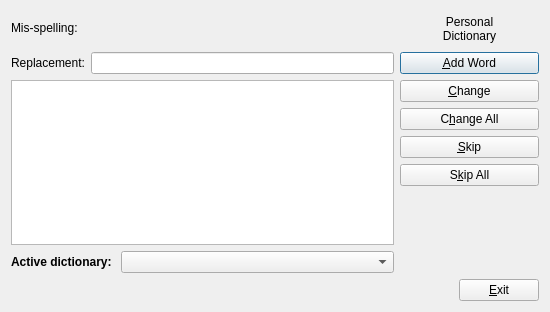
Old version of the form scribus/plugins/tools/spellcheck/aspellpluginbase.ui in the repository scribusproject/scribus.
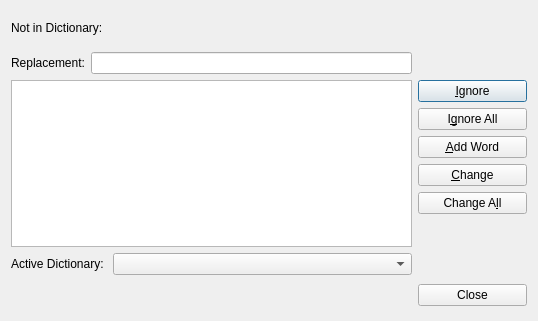
New version of the form.

Commit message: #7303: Add tooltips to spell checker dialog, and rename buttons to be more like OpenOffice.org for consistency. Rearrange layouts for more consistent look.

What changed in the file:
```diff
--- a/scribus/plugins/tools/spellcheck/aspellpluginbase.ui
+++ b/scribus/plugins/tools/spellcheck/aspellpluginbase.ui
@@ -5,21 +5,17 @@
    <rect>
     <x>0</x>
     <y>0</y>
-    <width>550</width>
-    <height>312</height>
+    <width>538</width>
+    <height>321</height>
    </rect>
   </property>
   <property name="windowTitle" >
    <string>Spell Check</string>
   </property>
-  <layout class="QVBoxLayout" >
-   <item>
-    <layout class="QHBoxLayout" >
-     <item>
-      <layout class="QVBoxLayout" >
-       <item>
-        <layout class="QGridLayout" >
+  <layout class="QGridLayout" name="gridLayout" >
          <item row="0" column="0" >
+    <layout class="QHBoxLayout" name="horizontalLayout" >
+     <item>
           <widget class="QLabel" name="ftextLabel1" >
            <property name="sizePolicy" >
             <sizepolicy vsizetype="Fixed" hsizetype="Minimum" >
@@ -46,11 +42,11 @@
             </font>
            </property>
            <property name="text" >
-            <string>Mis-spelling:</string>
+        <string>Not in Dictionary:</string>
            </property>
           </widget>
          </item>
-         <item row="0" column="1" colspan="2" >
+     <item>
           <widget class="QLabel" name="fmisSpelling" >
            <property name="sizePolicy" >
             <sizepolicy vsizetype="Fixed" hsizetype="Expanding" >
@@ -75,7 +71,27 @@
            </property>
           </widget>
          </item>
-         <item row="1" column="0" colspan="2" >
+    </layout>
+   </item>
+   <item row="0" column="1" >
+    <spacer name="horizontalSpacer" >
+     <property name="orientation" >
+      <enum>Qt::Horizontal</enum>
+     </property>
+     <property name="sizeType" >
+      <enum>QSizePolicy::Minimum</enum>
+     </property>
+     <property name="sizeHint" stdset="0" >
+      <size>
+       <width>109</width>
+       <height>17</height>
+      </size>
+     </property>
+    </spacer>
+   </item>
+   <item row="1" column="0" >
+    <layout class="QHBoxLayout" name="horizontalLayout_2" >
+     <item>
           <widget class="QLabel" name="ftextLabel2" >
            <property name="sizePolicy" >
             <sizepolicy vsizetype="Fixed" hsizetype="Minimum" >
@@ -100,11 +116,33 @@
            </property>
           </widget>
          </item>
-         <item row="1" column="2" >
-          <widget class="QLineEdit" name="fcurrWord" />
+     <item>
+      <widget class="QLineEdit" name="fcurrWord" >
+       <property name="toolTip" >
+        <string>Replacement text for the current word that was not found in the dictionary</string>
+       </property>
+      </widget>
          </item>
         </layout>
        </item>
+   <item row="1" column="1" >
+    <spacer name="horizontalSpacer_2" >
+     <property name="orientation" >
+      <enum>Qt::Horizontal</enum>
+     </property>
+     <property name="sizeType" >
+      <enum>QSizePolicy::Minimum</enum>
+     </property>
+     <property name="sizeHint" stdset="0" >
+      <size>
+       <width>109</width>
+       <height>20</height>
+      </size>
+     </property>
+    </spacer>
+   </item>
+   <item row="2" column="0" >
+    <layout class="QVBoxLayout" name="verticalLayout_2" >
        <item>
         <widget class="QListWidget" name="flistReplacements" />
        </item>
@@ -132,12 +170,12 @@
            </property>
            <property name="font" >
             <font>
-             <weight>75</weight>
-             <bold>true</bold>
+           <weight>50</weight>
+           <bold>false</bold>
             </font>
            </property>
            <property name="text" >
-            <string>Active dictionary: </string>
+          <string>Active Dictionary: </string>
            </property>
           </widget>
          </item>
@@ -155,36 +193,55 @@
        </item>
       </layout>
      </item>
+   <item row="2" column="1" >
+    <layout class="QVBoxLayout" name="verticalLayout" >
      <item>
-      <layout class="QVBoxLayout" >
-       <item>
-        <layout class="QVBoxLayout" >
-         <item>
-          <widget class="QLabel" name="ftextLabel3" >
+      <widget class="QPushButton" name="fskipBtn" >
            <property name="sizePolicy" >
-            <sizepolicy vsizetype="Fixed" hsizetype="Fixed" >
+        <sizepolicy vsizetype="Fixed" hsizetype="Minimum" >
              <horstretch>0</horstretch>
              <verstretch>0</verstretch>
             </sizepolicy>
            </property>
            <property name="minimumSize" >
             <size>
-             <width>139</width>
-             <height>35</height>
+         <width>0</width>
+         <height>0</height>
             </size>
            </property>
            <property name="maximumSize" >
             <size>
-             <width>139</width>
-             <height>35</height>
-            </size>
-           </property>
+         <width>16777215</width>
+         <height>16777215</height>
+        </size>
+       </property>
+       <property name="toolTip" >
+        <string>Ignore the current text not found in the active dictionary</string>
+       </property>
            <property name="text" >
-            <string>Personal
-Dictionary</string>
-           </property>
-           <property name="alignment" >
-            <set>Qt::AlignCenter</set>
+        <string>&amp;Ignore</string>
+       </property>
+      </widget>
+     </item>
+     <item>
+      <widget class="QPushButton" name="fskipAllBtn" >
+       <property name="minimumSize" >
+        <size>
+         <width>0</width>
+         <height>0</height>
+        </size>
+       </property>
+       <property name="maximumSize" >
+        <size>
+         <width>16777215</width>
+         <height>16777215</height>
+        </size>
+       </property>
+       <property name="toolTip" >
+        <string>Ignore all occurrences of the current text not found in the active dictionary</string>
+       </property>
+       <property name="text" >
+        <string>I&amp;gnore All</string>
            </property>
           </widget>
          </item>
@@ -213,10 +270,6 @@
            </property>
           </widget>
          </item>
-        </layout>
-       </item>
-       <item>
-        <layout class="QVBoxLayout" >
          <item>
           <widget class="QPushButton" name="fchangeBtn" >
            <property name="sizePolicy" >
@@ -262,97 +315,51 @@
              <height>16777215</height>
             </size>
            </property>
-           <property name="text" >
-            <string>C&amp;hange All</string>
-           </property>
-          </widget>
-         </item>
-         <item>
-          <widget class="QPushButton" name="fskipBtn" >
-           <property name="sizePolicy" >
-            <sizepolicy vsizetype="Fixed" hsizetype="Minimum" >
-             <horstretch>0</horstretch>
-             <verstretch>0</verstretch>
-            </sizepolicy>
-           </property>
-           <property name="minimumSize" >
-            <size>
-             <width>0</width>
-             <height>0</height>
-            </size>
-           </property>
-           <property name="maximumSize" >
-            <size>
-             <width>16777215</width>
-             <height>16777215</height>
-            </size>
-           </property>
+       <property name="toolTip" >
+        <string>Change all occurrences of the current word in the text that was not found to that shown in the replacement entry field</string>
+       </property>
            <property name="text" >
-            <string>&amp;Skip</string>
-           </property>
-          </widget>
-         </item>
-         <item>
-          <widget class="QPushButton" name="fskipAllBtn" >
-           <property name="minimumSize" >
-            <size>
-             <width>0</width>
-             <height>0</height>
-            </size>
-           </property>
-           <property name="maximumSize" >
-            <size>
-             <width>16777215</width>
-             <height>16777215</height>
-            </size>
-           </property>
-           <property name="text" >
-            <string>S&amp;kip All</string>
-           </property>
-          </widget>
-         </item>
-        </layout>
+        <string>Change A&amp;ll</string>
+       </property>
+      </widget>
        </item>
        <item>
         <spacer>
          <property name="orientation" >
           <enum>Qt::Vertical</enum>
          </property>
-         <property name="sizeHint" >
+       <property name="sizeHint" stdset="0" >
+        <size>
+         <width>103</width>
+         <height>29</height>
+        </size>
+       </property>
+      </spacer>
+     </item>
+    </layout>
+   </item>
+   <item row="3" column="0" >
+    <spacer name="verticalSpacer" >
+     <property name="orientation" >
+      <enum>Qt::Vertical</enum>
+     </property>
+     <property name="sizeType" >
+      <enum>QSizePolicy::Minimum</enum>
+     </property>
+     <property name="sizeHint" stdset="0" >
           <size>
            <width>20</width>
-           <height>40</height>
+       <height>29</height>
           </size>
          </property>
         </spacer>
        </item>
-      </layout>
-     </item>
-    </layout>
-   </item>
-   <item>
-    <layout class="QHBoxLayout" >
-     <item>
-      <spacer>
-       <property name="orientation" >
-        <enum>Qt::Horizontal</enum>
-       </property>
-       <property name="sizeHint" >
-        <size>
-         <width>40</width>
-         <height>20</height>
-        </size>
-       </property>
-      </spacer>
-     </item>
-     <item>
+   <item row="3" column="1" >
       <widget class="QPushButton" name="fcloseBtn" >
        <property name="text" >
-        <string>&amp;Exit</string>
-       </property>
-      </widget>
-     </item>
-    </layout>
+      <string>Close</string>
+     </property>
+    </widget>
    </item>
   </layout>
  </widget>
```
Left out of the diff: 12 changed lines with no effect on the pictures. Lines whose indentation alone changed are shown as unchanged. The commit also changes 1 other file.
